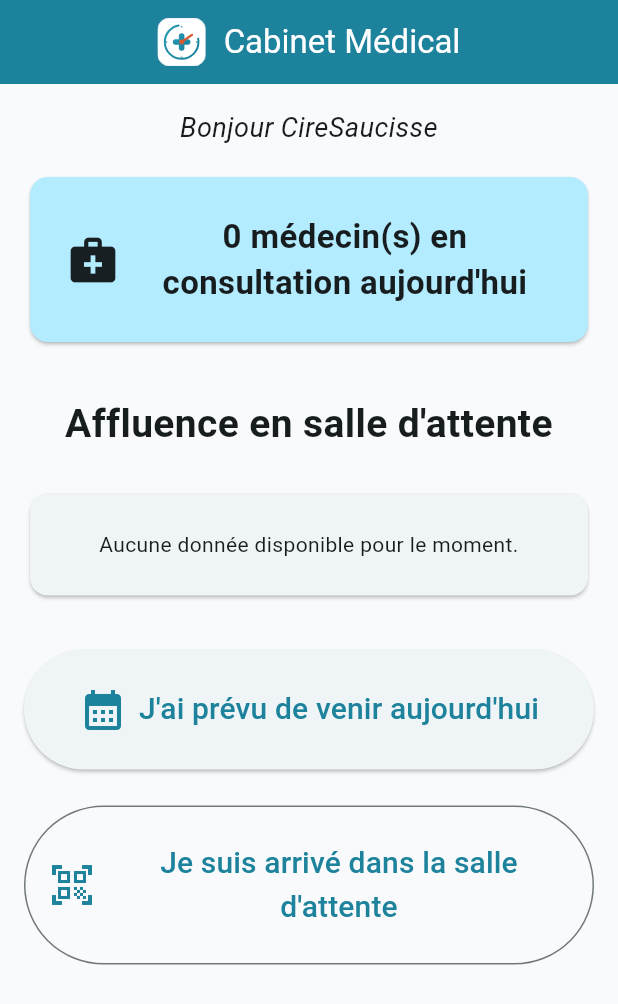
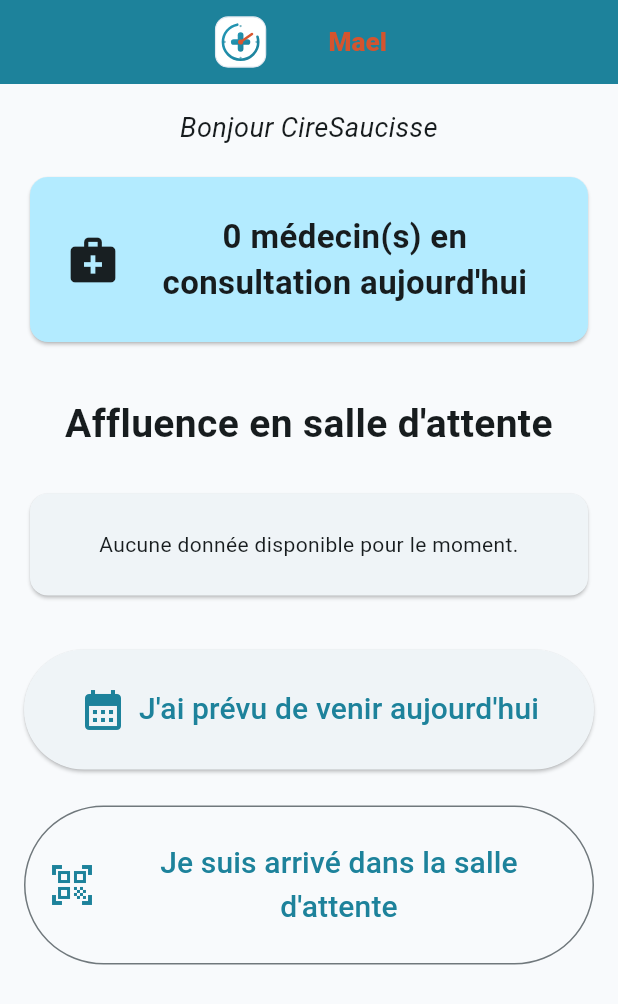
Before and after one commit to malo22110/doc-mael, a Flutter app: the screen it shows after launch, on a phone screen of 412 x 824 dp. Shown: the top 1004 px of the screen. Run offline on Flutter 3.47's test engine with Material 3 defaults, Android fonts, the phone set to English and light mode, and no system bars; our stand-ins replace cloud_firestore, firebase_analytics, firebase_core, flutter_svg, go_router, shared_preferences; accounts and stored records are empty.

Commit message:
feat: use horizontal svg logo with text in appbar

```diff
--- a/lib/views/home_view.dart
+++ b/lib/views/home_view.dart
@@ -51,18 +51,9 @@ class _HomeViewState extends State<HomeView> {
 
     return Scaffold(
       appBar: AppBar(
-        title: Row(
-          mainAxisAlignment: MainAxisAlignment.center,
-          mainAxisSize: MainAxisSize.min,
-          children: [
-            SvgPicture.asset(
-              'assets/logo.svg',
-              width: 32,
-              height: 32,
-            ),
-            const SizedBox(width: 12),
-            const Text("Cabinet Médical"),
-          ],
+        title: SvgPicture.asset(
+          'assets/logo_header.svg',
+          height: 38,
         ),
         centerTitle: true,
       ),
```
Also changed, not shown: assets/logo_header.svg (added).
